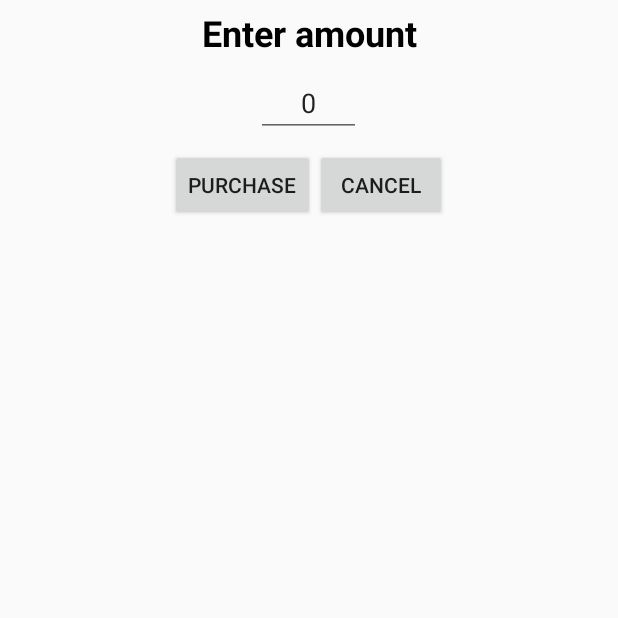
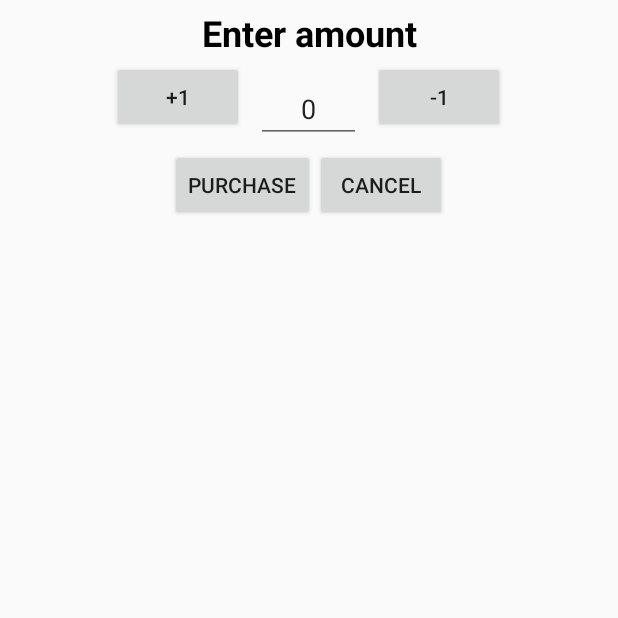
Before and after one commit to TasinIshmam/PrescripXIon2Module, an Android app: the fragment PurchaseDialog shown on its own in the app's theme, on a phone screen of 412 x 824 dp, the top half of it. Run offline under Robolectric (Android 15) with nearby library versions, the phone set to English and light mode, and no system bars.

Commit message:
Created recyclerView for Cart

```diff
--- a/app/src/main/java/com/prescripxion/www/prescripxion2module/MainActivity.java
+++ b/app/src/main/java/com/prescripxion/www/prescripxion2module/MainActivity.java
@@ -19,6 +19,7 @@ import android.widget.Toast;
 
 import java.io.InputStream;
 import java.util.ArrayList;
+import java.util.Collections;
 import java.util.TreeMap;
 
 import jxl.Cell;
@@ -81,7 +82,7 @@ public class MainActivity extends AppCompatActivity implements DataTransferInter
         mRecyclerView.setLayoutManager(mLayoutManager);
 
 
-
+        Collections.sort(medicines);
 
 
         mAdapter = new MyMainAdapter(this, medicines, this ,  new ClickListener() {
--- a/app/src/main/java/com/prescripxion/www/prescripxion2module/PurchaseDialog.java
+++ b/app/src/main/java/com/prescripxion/www/prescripxion2module/PurchaseDialog.java
@@ -16,7 +16,7 @@ import android.widget.EditText;
 public class PurchaseDialog extends DialogFragment implements View.OnClickListener {
 
 
-    Button cancel, confirm;
+    Button cancel, confirm, add, subtract;
     EditText amount;
 
 
@@ -30,6 +30,22 @@ public class PurchaseDialog extends DialogFragment implements View.OnClickListen
             ((FragmentDataTransferInterface)getActivity()).onPurchaseConfirm( amount.getText().toString());
             dismiss();
         }
+        else if(view.getId() == R.id.dialog_add){
+            int temp = Integer.parseInt(amount.getText().toString());
+            temp++;
+            amount.setText(Integer.toString(temp));
+
+        }
+
+        else if(view.getId() == R.id.dialog_add){
+            int temp = Integer.parseInt(amount.getText().toString());
+
+            if(temp > 0) {
+                temp--;
+                amount.setText(Integer.toString(temp));
+            }
+
+        }
     }
 
 
@@ -42,6 +58,9 @@ public class PurchaseDialog extends DialogFragment implements View.OnClickListen
         cancel = (Button) view.findViewById(R.id.dialog_cancel_button);
         confirm = (Button) view.findViewById(R.id.dialog_confirm_buttom);
         amount = (EditText) view.findViewById(R.id.dialog_amount_editText);
+
+        add = (Button) view.findViewById(R.id.dialog_add);
+        subtract = (Button) view.findViewById(R.id.dialog_subtract);
 
 
 
--- a/app/src/main/res/layout/activity_cart.xml
+++ b/app/src/main/res/layout/activity_cart.xml
@@ -6,7 +6,7 @@
     android:layout_height="match_parent"
     android:theme="@style/AppTheme"
 
-    tools:context="com.prescripxion.www.prescripxion2module.Cart">
+    tools:context="com.prescripxion.www.prescripxion2module.CartActivity">
 
     <ImageView
         android:id="@+id/imageView"
--- a/app/src/main/res/layout/purchase_dialog.xml
+++ b/app/src/main/res/layout/purchase_dialog.xml
@@ -23,6 +23,22 @@
         app:layout_constraintEnd_toEndOf="parent"
         app:layout_constraintStart_toStartOf="parent"
         app:layout_constraintTop_toTopOf="parent" />
+    <LinearLayout
+        android:layout_width="match_parent"
+        android:layout_height="wrap_content"
+        android:id="@+id/fragment_amount_layout"
+        app:layout_constraintEnd_toEndOf="parent"
+        android:gravity="center"
+        app:layout_constraintStart_toStartOf="parent"
+        app:layout_constraintTop_toBottomOf="@+id/dialog_amount_textView"
+
+    android:orientation="horizontal">
+
+        <Button
+            android:layout_width="wrap_content"
+            android:layout_height="wrap_content"
+            android:text="+1"
+            android:id="@+id/dialog_add"/>
 
         <EditText
             android:id="@+id/dialog_amount_editText"
@@ -33,12 +49,18 @@
             android:layout_marginTop="8dp"
             android:inputType="number"
             android:text="0"
-        android:textAlignment="center"
+            android:textAlignment="center"/>
 
-        app:layout_constraintEnd_toEndOf="parent"
-        app:layout_constraintHorizontal_bias="0.498"
-        app:layout_constraintStart_toStartOf="parent"
-        app:layout_constraintTop_toBottomOf="@+id/dialog_amount_textView" />
+
+        <Button
+            android:id="@+id/dialog_subtract"
+            android:layout_width="wrap_content"
+            android:layout_height="wrap_content"
+            android:text="-1" />
+
+
+
+    </LinearLayout>
 
     <LinearLayout
         android:id="@+id/fragment_buttons_layout"
@@ -46,7 +68,7 @@
         android:layout_height="wrap_content"
         android:layout_marginTop="8dp"
         android:gravity="center"
-        app:layout_constraintTop_toBottomOf="@+id/dialog_amount_editText"
+        app:layout_constraintTop_toBottomOf="@+id/fragment_amount_layout"
         tools:layout_editor_absoluteX="0dp">
 
         <Button
@@ -67,6 +89,7 @@
             android:text="Cancel"
             tools:layout_editor_absoluteX="108dp"
             tools:layout_editor_absoluteY="85dp" />
+
     </LinearLayout>
 
 
```
Also changed, not shown: app/src/main/java/com/prescripxion/www/prescripxion2module/CartActivity.java (+26 -15 lines), app/src/main/java/com/prescripxion/www/prescripxion2module/CartAdapter.java (added, +81 -0 lines), app/src/main/java/com/prescripxion/www/prescripxion2module/CartViewHolder.java (added, +40 -0 lines), app/src/main/java/com/prescripxion/www/prescripxion2module/MyPair.java (added, +33 -0 lines), app/src/main/res/layout/cart_card_model.xml (+7 -7 lines), app/src/main/res/drawable-hdpi/ic_cancel.png (added), app/src/main/res/drawable-mdpi/ic_cancel.png (added), app/src/main/res/drawable-xhdpi/ic_cancel.png (added), app/src/main/res/drawable-xxhdpi/ic_cancel.png (added). Lines whose indentation alone changed are shown as unchanged.
